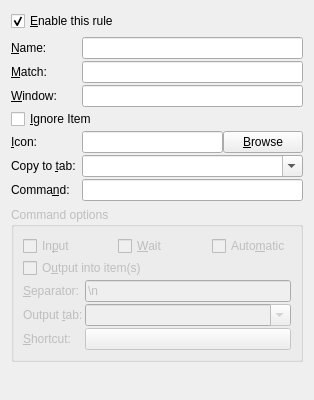
First picture: the form in src/ui/commandwidget.ui, repository hluk/CopyQ, before the edit.
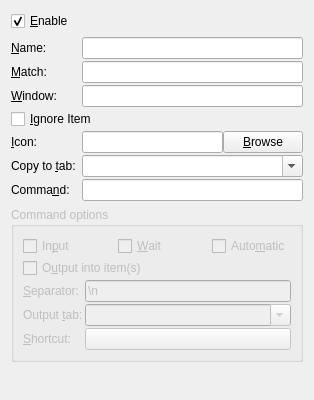
Second picture: the form after the edit.

```diff
--- a/src/ui/commandwidget.ui
+++ b/src/ui/commandwidget.ui
@@ -22,7 +22,7 @@
         <string>Enable this command</string>
        </property>
        <property name="text">
-        <string>&amp;Enable this rule</string>
+        <string>&amp;Enable</string>
        </property>
        <property name="checked">
         <bool>true</bool>
```
Left out of the diff: 17 changed lines with no effect on the pictures.
